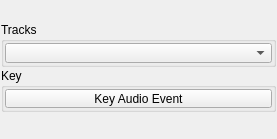
m3trik/mayatk, file mayatk/audio_utils/audio_clips/audio_clips.ui: the form before one commit.
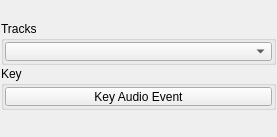
The form after the commit. Custom widgets are drawn as their Qt base class.

The edit to the form file:
```diff
--- a/mayatk/audio_utils/audio_clips/audio_clips.ui
+++ b/mayatk/audio_utils/audio_clips/audio_clips.ui
@@ -32,13 +32,13 @@
       <property name="minimumSize">
        <size>
         <width>0</width>
-        <height>20</height>
+        <height>19</height>
        </size>
       </property>
       <property name="maximumSize">
        <size>
         <width>16777215</width>
-        <height>20</height>
+        <height>19</height>
        </size>
       </property>
       <property name="font">
@@ -78,13 +78,13 @@
          <property name="minimumSize">
           <size>
            <width>0</width>
-           <height>20</height>
+           <height>19</height>
           </size>
          </property>
          <property name="maximumSize">
           <size>
            <width>16777215</width>
-           <height>20</height>
+           <height>19</height>
           </size>
          </property>
          <property name="toolTip">
```
